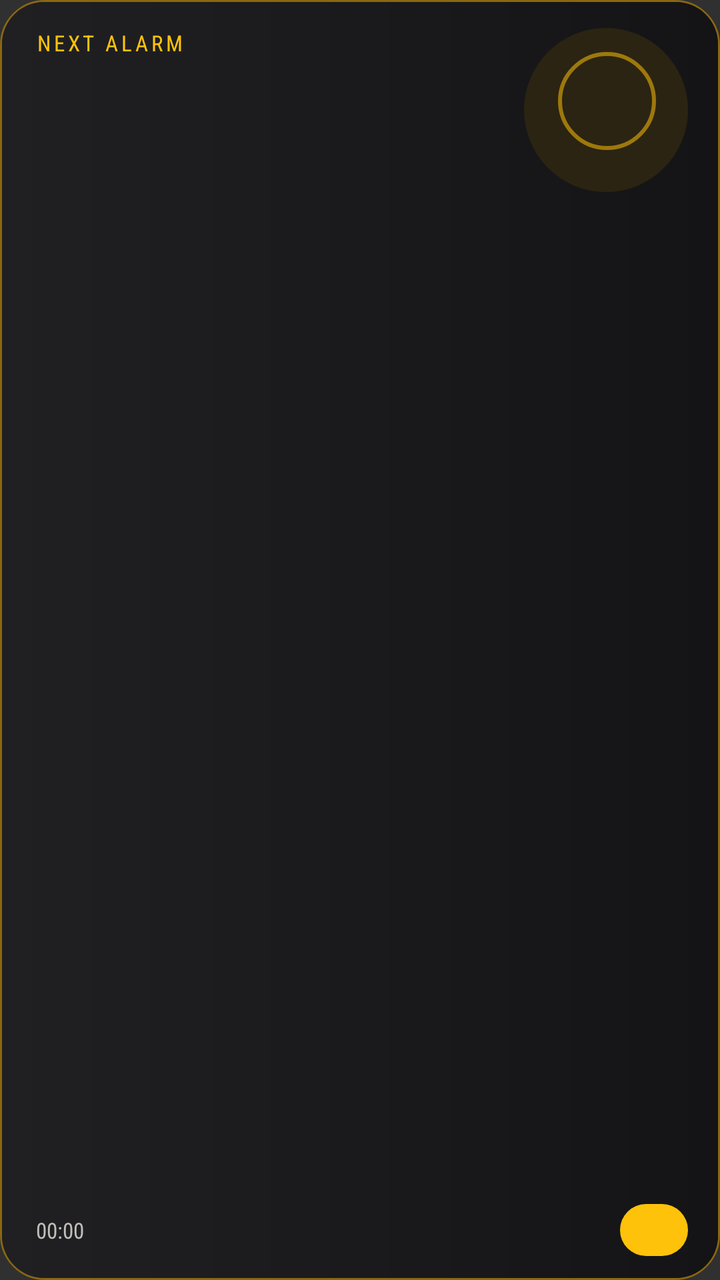
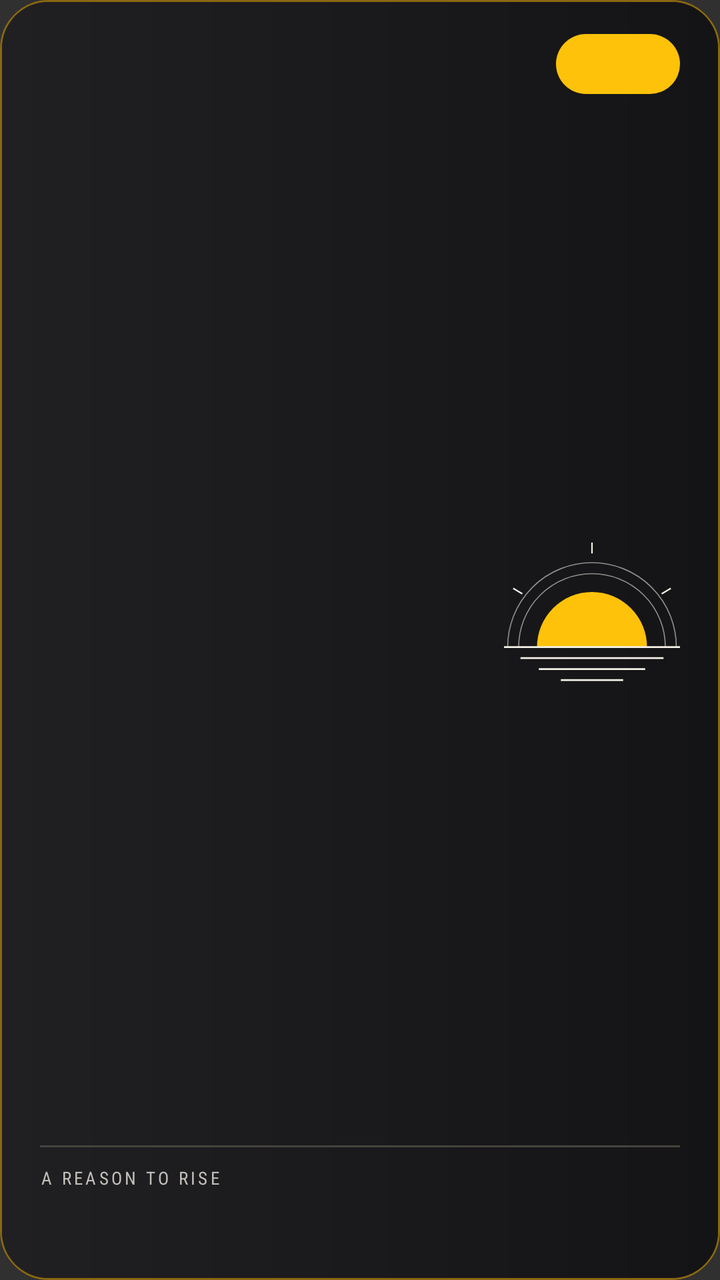

The first picture is an Android layout as it rendered before a commit; the second is the same layout after the commit. The layout source and the unified diff follow.
<!-- AndroidManifest.xml: application theme Theme.PaperClock -->
<!-- res/layout/widget_next_reason.xml -->
<RelativeLayout xmlns:android="http://schemas.android.com/apk/res/android"
    android:id="@+id/widget_next_root"
    android:layout_width="match_parent"
    android:layout_height="match_parent"
    android:background="@drawable/widget_next_background"
    android:clickable="true"
    android:paddingStart="18dp"
    android:paddingTop="14dp"
    android:paddingEnd="16dp"
    android:paddingBottom="12dp">

    <ImageView
        android:id="@+id/widget_sun_fill"
        android:layout_width="82dp"
        android:layout_height="82dp"
        android:layout_alignParentEnd="true"
        android:layout_alignParentTop="true"
        android:background="@drawable/widget_sun_fill"
        android:src="@android:color/transparent" />

    <ImageView
        android:layout_width="49dp"
        android:layout_height="49dp"
        android:layout_alignEnd="@id/widget_sun_fill"
        android:layout_alignParentTop="true"
        android:layout_marginTop="12dp"
        android:layout_marginEnd="16dp"
        android:background="@drawable/widget_sun_ring"
        android:src="@android:color/transparent" />

    <LinearLayout
        android:id="@+id/widget_next_content"
        android:layout_width="match_parent"
        android:layout_height="wrap_content"
        android:layout_alignParentTop="true"
        android:layout_toStartOf="@id/widget_sun_fill"
        android:orientation="vertical">

        <TextView
            android:id="@+id/widget_next_label"
            android:layout_width="match_parent"
            android:layout_height="wrap_content"
            android:ellipsize="end"
            android:maxLines="1"
            android:text="@string/widget_next_alarm"
            android:textAllCaps="true"
            android:textColor="#FFC20A"
            android:textSize="11sp"
            android:fontFamily="sans-serif-condensed"
            android:letterSpacing="0.14" />

        <TextView
            android:id="@+id/widget_next_time"
            android:layout_width="match_parent"
            android:layout_height="wrap_content"
            android:layout_marginTop="-2dp"
            android:ellipsize="end"
            android:maxLines="1"
            android:textColor="#F5F1E9"
            android:textSize="31sp"
            android:textStyle="bold"
            android:fontFamily="sans-serif-condensed" />

        <TextView
            android:id="@+id/widget_next_reason"
            android:layout_width="match_parent"
            android:layout_height="wrap_content"
            android:layout_marginTop="-3dp"
            android:ellipsize="end"
            android:maxLines="1"
            android:textColor="#FFC20A"
            android:textSize="11sp"
            android:textStyle="bold"
            android:fontFamily="sans-serif-condensed" />
    </LinearLayout>

    <RelativeLayout
        android:id="@+id/widget_next_footer"
        android:layout_width="match_parent"
        android:layout_height="26dp"
        android:layout_alignParentBottom="true">

        <TextView
            android:id="@+id/widget_next_toggle"
            android:layout_width="34dp"
            android:layout_height="26dp"
            android:layout_alignParentEnd="true"
            android:background="@drawable/widget_toggle_background"
            android:gravity="center"
            android:textColor="#0B0B0C"
            android:textSize="10sp"
            android:textStyle="bold"
            android:fontFamily="sans-serif-condensed" />

        <TextView
            android:id="@+id/widget_next_schedule"
            android:layout_width="wrap_content"
            android:layout_height="wrap_content"
            android:layout_alignParentEnd="true"
            android:layout_centerVertical="true"
            android:layout_marginEnd="42dp"
            android:ellipsize="end"
            android:maxLines="1"
            android:textColor="#918E8A"
            android:textSize="10sp"
            android:fontFamily="sans-serif-condensed" />

        <Chronometer
            android:id="@+id/widget_next_countdown"
            android:layout_width="wrap_content"
            android:layout_height="wrap_content"
            android:layout_alignParentStart="true"
            android:layout_centerVertical="true"
            android:layout_toStartOf="@id/widget_next_schedule"
            android:ellipsize="end"
            android:maxLines="1"
            android:maxWidth="92dp"
            android:textColor="#C2BFBA"
            android:textSize="11sp"
            android:fontFamily="sans-serif-condensed" />
    </RelativeLayout>
</RelativeLayout>
<!-- resources referenced by this layout -->
<resources>
  <!-- drawable widget_next_background (drawable) -->
  <layer-list xmlns:android="http://schemas.android.com/apk/res/android">
      <item><shape android:shape="rectangle"><solid android:color="#1B1B1D"/><corners android:radius="22dp"/><stroke android:width="1dp" android:color="#8A6810"/></shape></item>
      <item android:left="1dp" android:top="1dp" android:right="1dp" android:bottom="1dp"><shape android:shape="rectangle"><gradient android:angle="0" android:startColor="#202023" android:endColor="#141416"/><corners android:radius="21dp"/></shape></item>
  </layer-list>
  <!-- drawable widget_sun_fill (drawable) -->
  <shape xmlns:android="http://schemas.android.com/apk/res/android" android:shape="oval"><solid android:color="#2B2412"/></shape>
  <!-- drawable widget_sun_ring (drawable) -->
  <shape xmlns:android="http://schemas.android.com/apk/res/android" android:shape="oval"><solid android:color="@android:color/transparent"/><stroke android:width="2dp" android:color="#9D780C"/></shape>
  <!-- drawable widget_toggle_background (drawable) -->
  <shape xmlns:android="http://schemas.android.com/apk/res/android" android:shape="rectangle"><solid android:color="#FFC20A"/><corners android:radius="13dp"/></shape>
  <string name="widget_next_alarm">Next alarm</string>
  <style name="Theme.PaperClock" parent="android:style/Theme.Material.NoActionBar"><item name="android:fontFamily">sans</item><item name="android:colorAccent">#F2B90C</item><item name="android:navigationBarColor">#0B0B0C</item><item name="android:statusBarColor">#0B0B0C</item><item name="android:windowLightStatusBar">false</item></style>
</resources>

<!-- the commit's change to res/layout/widget_next_reason.xml (unified diff, before → after) -->
@@ -4,119 +4,137 @@
     android:layout_height="match_parent"
     android:background="@drawable/widget_next_background"
     android:clickable="true"
-    android:paddingStart="18dp"
-    android:paddingTop="14dp"
-    android:paddingEnd="16dp"
-    android:paddingBottom="12dp">
+    android:paddingStart="20dp"
+    android:paddingEnd="20dp"
+    android:paddingTop="8dp"
+    android:paddingBottom="16dp">
 
-    <ImageView
-        android:id="@+id/widget_sun_fill"
-        android:layout_width="82dp"
-        android:layout_height="82dp"
+    <TextView
+        android:id="@+id/widget_next_toggle"
+        android:layout_width="62dp"
+        android:layout_height="48dp"
+        android:layout_alignParentTop="true"
         android:layout_alignParentEnd="true"
-        android:layout_alignParentTop="true"
-        android:background="@drawable/widget_sun_fill"
-        android:src="@android:color/transparent" />
-
-    <ImageView
-        android:layout_width="49dp"
-        android:layout_height="49dp"
-        android:layout_alignEnd="@id/widget_sun_fill"
-        android:layout_alignParentTop="true"
-        android:layout_marginTop="12dp"
-        android:layout_marginEnd="16dp"
-        android:background="@drawable/widget_sun_ring"
-        android:src="@android:color/transparent" />
+        android:background="@drawable/widget_editorial_toggle"
+        android:gravity="center"
+        android:textColor="#0B0B0C"
+        android:textSize="10sp"
+        android:letterSpacing="0.08"
+        android:fontFamily="sans-serif-condensed" />
 
     <LinearLayout
-        android:id="@+id/widget_next_content"
+        android:id="@+id/widget_next_header"
+        android:layout_width="match_parent"
+        android:layout_height="48dp"
+        android:layout_toStartOf="@id/widget_next_toggle"
+        android:layout_marginEnd="8dp"
+        android:gravity="center_vertical"
+        android:orientation="vertical">
+        <TextView
+            android:id="@+id/widget_next_countdown"
+            android:layout_width="match_parent"
+            android:layout_height="wrap_content"
+            android:maxLines="1"
+            android:ellipsize="end"
+            android:textAllCaps="true"
+            android:textColor="@color/widget_sun"
+            android:textSize="11sp"
+            android:letterSpacing="0.12"
+            android:fontFamily="sans-serif-condensed" />
+        <TextView
+            android:id="@+id/widget_next_schedule"
+            android:layout_width="match_parent"
+            android:layout_height="wrap_content"
+            android:layout_marginTop="2dp"
+            android:maxLines="1"
+            android:ellipsize="end"
+            android:textColor="@color/widget_secondary_ink"
+            android:textSize="9sp"
+            android:letterSpacing="0.08"
+            android:fontFamily="sans-serif-condensed" />
+    </LinearLayout>
+
+    <LinearLayout
+        android:id="@+id/widget_next_footer"
         android:layout_width="match_parent"
         android:layout_height="wrap_content"
-        android:layout_alignParentTop="true"
-        android:layout_toStartOf="@id/widget_sun_fill"
+        android:layout_alignParentBottom="true"
         android:orientation="vertical">
-
+        <ImageView
+            android:layout_width="match_parent"
+            android:layout_height="1dp"
+            android:background="@color/widget_rule"
+            android:importantForAccessibility="no" />
         <TextView
-            android:id="@+id/widget_next_label"
             android:layout_width="match_parent"
             android:layout_height="wrap_content"
-            android:ellipsize="end"
-            android:maxLines="1"
-            android:text="@string/widget_next_alarm"
-            android:textAllCaps="true"
-            android:textColor="#FFC20A"
-            android:textSize="11sp"
-            android:fontFamily="sans-serif-condensed"
-            android:letterSpacing="0.14" />
-
-        <TextView
-            android:id="@+id/widget_next_time"
-            android:layout_width="match_parent"
-            android:layout_height="wrap_content"
-            android:layout_marginTop="-2dp"
-            android:ellipsize="end"
-            android:maxLines="1"
-            android:textColor="#F5F1E9"
-            android:textSize="31sp"
-            android:textStyle="bold"
+            android:layout_marginTop="9dp"
+            android:text="@string/widget_reason_to_rise"
+            android:textColor="@color/widget_secondary_ink"
+            android:textSize="9sp"
+            android:letterSpacing="0.16"
             android:fontFamily="sans-serif-condensed" />
-
         <TextView
             android:id="@+id/widget_next_reason"
             android:layout_width="match_parent"
             android:layout_height="wrap_content"
-            android:layout_marginTop="-3dp"
+            android:layout_marginTop="2dp"
             android:ellipsize="end"
             android:maxLines="1"
-            android:textColor="#FFC20A"
-            android:textSize="11sp"
+            android:textColor="@color/widget_text"
+            android:textSize="20sp"
             android:textStyle="bold"
+            android:textAllCaps="true"
             android:fontFamily="sans-serif-condensed" />
     </LinearLayout>
 
     <RelativeLayout
-        android:id="@+id/widget_next_footer"
         android:layout_width="match_parent"
-        android:layout_height="26dp"
-        android:layout_alignParentBottom="true">
-
-        <TextView
-            android:id="@+id/widget_next_toggle"
-            android:layout_width="34dp"
-            android:layout_height="26dp"
-            android:layout_alignParentEnd="true"
-            android:background="@drawable/widget_toggle_background"
-            android:gravity="center"
-            android:textColor="#0B0B0C"
-            android:textSize="10sp"
-            android:textStyle="bold"
-            android:fontFamily="sans-serif-condensed" />
-
-        <TextView
-            android:id="@+id/widget_next_schedule"
-            android:layout_width="wrap_content"
-            android:layout_height="wrap_content"
+        android:layout_height="match_parent"
+        android:layout_below="@id/widget_next_header"
+        android:layout_above="@id/widget_next_footer"
+        android:paddingBottom="8dp">
+        <ImageView
+            android:id="@+id/widget_next_dawn"
+            android:layout_width="88dp"
+            android:layout_height="88dp"
             android:layout_alignParentEnd="true"
             android:layout_centerVertical="true"
-            android:layout_marginEnd="42dp"
-            android:ellipsize="end"
-            android:maxLines="1"
-            android:textColor="#918E8A"
-            android:textSize="10sp"
-            android:fontFamily="sans-serif-condensed" />
-
-        <Chronometer
-            android:id="@+id/widget_next_countdown"
-            android:layout_width="wrap_content"
+            android:src="@drawable/widget_dawn"
+            android:importantForAccessibility="no" />
+        <RelativeLayout
+            android:layout_width="match_parent"
             android:layout_height="wrap_content"
-            android:layout_alignParentStart="true"
             android:layout_centerVertical="true"
-            android:layout_toStartOf="@id/widget_next_schedule"
-            android:ellipsize="end"
-            android:maxLines="1"
-            android:maxWidth="92dp"
-            android:textColor="#C2BFBA"
-            android:textSize="11sp"
-            android:fontFamily="sans-serif-condensed" />
+            android:layout_toStartOf="@id/widget_next_dawn"
+            android:layout_marginEnd="8dp">
+            <TextView
+                android:id="@+id/widget_next_time"
+                android:layout_width="match_parent"
+                android:layout_height="wrap_content"
+                android:layout_toStartOf="@+id/widget_next_period"
+                android:layout_marginEnd="6dp"
+                android:maxLines="1"
+                android:includeFontPadding="false"
+                android:autoSizeTextType="uniform"
+                android:autoSizeMinTextSize="24sp"
+                android:autoSizeMaxTextSize="60sp"
+                android:autoSizeStepGranularity="1sp"
+                android:textColor="@color/widget_text"
+                android:textSize="60sp"
+                android:textStyle="bold"
+                android:letterSpacing="-0.045"
+                android:fontFamily="sans-serif-condensed" />
+            <TextView
+                android:id="@id/widget_next_period"
+                android:layout_width="wrap_content"
+                android:layout_height="wrap_content"
+                android:layout_alignParentEnd="true"
+                android:layout_alignBaseline="@id/widget_next_time"
+                android:textColor="@color/widget_secondary_ink"
+                android:textSize="10sp"
+                android:letterSpacing="0.12"
+                android:fontFamily="sans-serif-condensed" />
+        </RelativeLayout>
     </RelativeLayout>
 </RelativeLayout>
<!-- resource entries referenced after the edit -->
@@ -1,17 +1,48 @@
 <!-- resources referenced by this layout -->
 <resources>
+  <color name="widget_rule">#45433C</color>
+  <color name="widget_secondary_ink">#C2BFBA</color>
+  <color name="widget_sun">#FFC20A</color>
+  <color name="widget_text">#F5F1E9</color>
+  <!-- drawable widget_dawn (drawable) -->
+  <vector xmlns:android="http://schemas.android.com/apk/res/android"
+      android:width="96dp" android:height="96dp" android:viewportWidth="96" android:viewportHeight="96">
+      
+      <path android:fillColor="@color/widget_sun" android:pathData="M18,58a30,30 0,1 1,60 0Z" />
+      <path android:strokeColor="#918E8A" android:strokeWidth="0.6" android:fillColor="@android:color/transparent"
+          android:pathData="M8,58a40,40 0,1 1,80 0 M2,58a46,46 0,1 1,92 0" />
+      <path android:strokeColor="@color/widget_text" android:strokeWidth="1" android:fillColor="@android:color/transparent"
+          android:pathData="M0,58L96,58 M9,64L87,64 M19,70L77,70 M31,76L65,76" />
+      <path android:strokeColor="@color/widget_text" android:strokeWidth="0.8" android:fillColor="@android:color/transparent"
+          android:pathData="M48,1L48,7 M5,26L10,29 M86,29L91,26" />
+  </vector>
+  <!-- drawable widget_editorial_toggle (drawable) -->
+  <layer-list xmlns:android="http://schemas.android.com/apk/res/android">
+      <item android:top="9dp" android:bottom="9dp">
+          <shape android:shape="rectangle">
+              <solid android:color="@color/widget_sun" />
+              <corners android:radius="15dp" />
+          </shape>
+      </item>
+  </layer-list>
   <!-- drawable widget_next_background (drawable) -->
   <layer-list xmlns:android="http://schemas.android.com/apk/res/android">
-      <item><shape android:shape="rectangle"><solid android:color="#1B1B1D"/><corners android:radius="22dp"/><stroke android:width="1dp" android:color="#8A6810"/></shape></item>
-      <item android:left="1dp" android:top="1dp" android:right="1dp" android:bottom="1dp"><shape android:shape="rectangle"><gradient android:angle="0" android:startColor="#202023" android:endColor="#141416"/><corners android:radius="21dp"/></shape></item>
+      <item>
+          <shape android:shape="rectangle">
+              <solid android:color="@color/widget_surface" />
+              <corners android:radius="24dp" />
+              <stroke android:width="1dp" android:color="#8A6810" />
+          </shape>
+      </item>
+      <item android:left="1dp" android:top="1dp" android:right="1dp" android:bottom="1dp">
+          <shape android:shape="rectangle">
+              <gradient android:angle="0" android:startColor="#202023" android:endColor="#141416" />
+              <corners android:radius="23dp" />
+          </shape>
+      </item>
   </layer-list>
-  <!-- drawable widget_sun_fill (drawable) -->
-  <shape xmlns:android="http://schemas.android.com/apk/res/android" android:shape="oval"><solid android:color="#2B2412"/></shape>
-  <!-- drawable widget_sun_ring (drawable) -->
-  <shape xmlns:android="http://schemas.android.com/apk/res/android" android:shape="oval"><solid android:color="@android:color/transparent"/><stroke android:width="2dp" android:color="#9D780C"/></shape>
-  <!-- drawable widget_toggle_background (drawable) -->
-  <shape xmlns:android="http://schemas.android.com/apk/res/android" android:shape="rectangle"><solid android:color="#FFC20A"/><corners android:radius="13dp"/></shape>
-  <string name="widget_next_alarm">Next alarm</string>
+  <string name="widget_reason_to_rise">A REASON TO RISE</string>
   <style name="Theme.PaperClock" parent="android:style/Theme.Material.NoActionBar"><item name="android:fontFamily">sans</item><item name="android:colorAccent">#F2B90C</item><item name="android:navigationBarColor">#0B0B0C</item><item name="android:statusBarColor">#0B0B0C</item><item name="android:windowLightStatusBar">false</item></style>
+  <color name="widget_surface">#1B1B1D</color>
 </resources>
 
